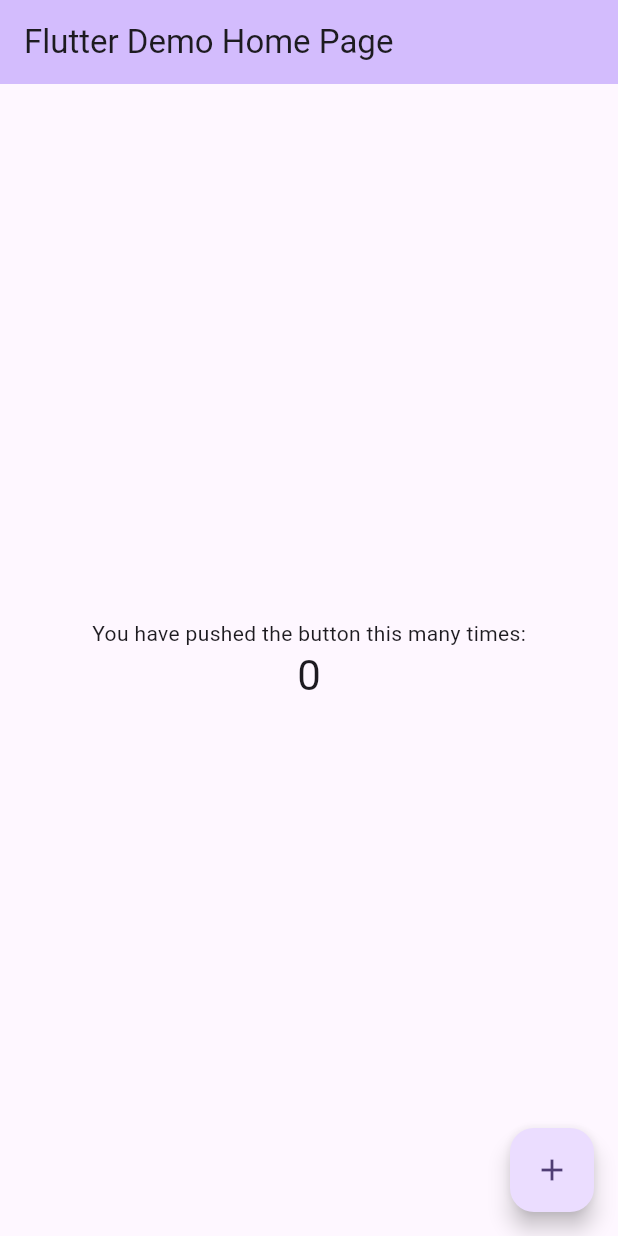
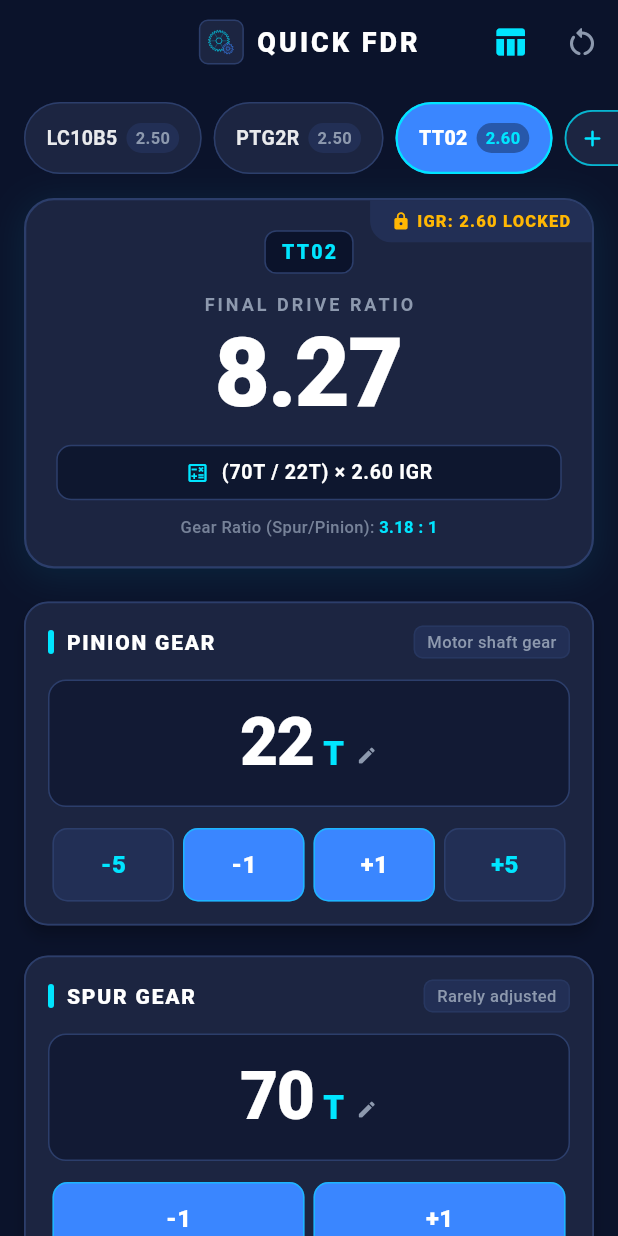
Before and after one commit to athallahannafis/quick-fdr, a Flutter app: the screen it shows after launch, on a phone screen of 412 x 824 dp. Run offline on Flutter 3.47's test engine with Material 3 defaults, Android fonts, the phone set to English and light mode, and no system bars; our stand-ins replace shared_preferences.

Commit message:
feat: assemble CalculatorScreen and QuickFdrApp with splash and state lifecycle

```diff
--- a/lib/main.dart
+++ b/lib/main.dart
@@ -1,122 +1,63 @@
 import 'package:flutter/material.dart';
+import 'package:flutter/services.dart';
+import 'screens/calculator_screen.dart';
+import 'screens/splash_screen.dart';
+import 'theme/rc_theme.dart';
 
 void main() {
-  runApp(const MyApp());
+  WidgetsFlutterBinding.ensureInitialized();
+
+  // Set system UI navigation bar and status bar to blend into deep navy theme
+  SystemChrome.setSystemUIOverlayStyle(
+    const SystemUiOverlayStyle(
+      statusBarColor: Colors.transparent,
+      statusBarIconBrightness: Brightness.light,
+      systemNavigationBarColor: RcTheme.backgroundNavy,
+      systemNavigationBarIconBrightness: Brightness.light,
+    ),
+  );
+
+  runApp(const QuickFdrApp());
 }
 
-class MyApp extends StatelessWidget {
-  const MyApp({super.key});
+class QuickFdrApp extends StatelessWidget {
+  const QuickFdrApp({super.key});
 
-  // This widget is the root of your application.
   @override
   Widget build(BuildContext context) {
     return MaterialApp(
-      title: 'Flutter Demo',
-      theme: ThemeData(
-        // This is the theme of your application.
-        //
-        // TRY THIS: Try running your application with "flutter run". You'll see
-        // the application has a purple toolbar. Then, without quitting the app,
-        // try changing the seedColor in the colorScheme below to Colors.green
-        // and then invoke "hot reload" (save your changes or press the "hot
-        // reload" button in a Flutter-supported IDE, or press "r" if you used
-        // the command line to start the app).
-        //
-        // Notice that the counter didn't reset back to zero; the application
-        // state is not lost during the reload. To reset the state, use hot
-        // restart instead.
-        //
-        // This works for code too, not just values: Most code changes can be
-        // tested with just a hot reload.
-        colorScheme: .fromSeed(seedColor: Colors.deepPurple),
-      ),
-      home: const MyHomePage(title: 'Flutter Demo Home Page'),
+      title: 'Quick FDR',
+      debugShowCheckedModeBanner: false,
+      theme: RcTheme.themeData,
+      home: const _AppNavigator(),
     );
   }
 }
 
-class MyHomePage extends StatefulWidget {
-  const MyHomePage({super.key, required this.title});
-
-  // This widget is the home page of your application. It is stateful, meaning
-  // that it has a State object (defined below) that contains fields that affect
-  // how it looks.
-
-  // This class is the configuration for the state. It holds the values (in this
-  // case the title) provided by the parent (in this case the App widget) and
-  // used by the build method of the State. Fields in a Widget subclass are
-  // always marked "final".
-
-  final String title;
+class _AppNavigator extends StatefulWidget {
+  const _AppNavigator();
 
   @override
-  State<MyHomePage> createState() => _MyHomePageState();
+  State<_AppNavigator> createState() => _AppNavigatorState();
 }
 
-class _MyHomePageState extends State<MyHomePage> {
-  int _counter = 0;
-
-  void _incrementCounter() {
-    setState(() {
-      // This call to setState tells the Flutter framework that something has
-      // changed in this State, which causes it to rerun the build method below
-      // so that the display can reflect the updated values. If we changed
-      // _counter without calling setState(), then the build method would not be
-      // called again, and so nothing would appear to happen.
-      _counter++;
-    });
-  }
+class _AppNavigatorState extends State<_AppNavigator> {
+  bool _showSplash = true;
 
   @override
   Widget build(BuildContext context) {
-    // This method is rerun every time setState is called, for instance as done
-    // by the _incrementCounter method above.
-    //
-    // The Flutter framework has been optimized to make rerunning build methods
-    // fast, so that you can just rebuild anything that needs updating rather
-    // than having to individually change instances of widgets.
-    return Scaffold(
-      appBar: AppBar(
-        // TRY THIS: Try changing the color here to a specific color (to
-        // Colors.amber, perhaps?) and trigger a hot reload to see the AppBar
-        // change color while the other colors stay the same.
-        backgroundColor: Theme.of(context).colorScheme.inversePrimary,
-        // Here we take the value from the MyHomePage object that was created by
-        // the App.build method, and use it to set our appbar title.
-        title: Text(widget.title),
-      ),
-      body: Center(
-        // Center is a layout widget. It takes a single child and positions it
-        // in the middle of the parent.
-        child: Column(
-          // Column is also a layout widget. It takes a list of children and
-          // arranges them vertically. By default, it sizes itself to fit its
-          // children horizontally, and tries to be as tall as its parent.
-          //
-          // Column has various properties to control how it sizes itself and
-          // how it positions its children. Here we use mainAxisAlignment to
-          // center the children vertically; the main axis here is the vertical
-          // axis because Columns are vertical (the cross axis would be
-          // horizontal).
-          //
-          // TRY THIS: Invoke "debug painting" (choose the "Toggle Debug Paint"
-          // action in the IDE, or press "p" in the console), to see the
-          // wireframe for each widget.
-          mainAxisAlignment: .center,
-          children: [
-            const Text('You have pushed the button this many times:'),
-            Text(
-              '$_counter',
-              style: Theme.of(context).textTheme.headlineMedium,
-            ),
-          ],
-        ),
-      ),
-      floatingActionButton: FloatingActionButton(
-        onPressed: _incrementCounter,
-        tooltip: 'Increment',
-        child: const Icon(Icons.add),
-      ),
-    );
+    if (_showSplash) {
+      return SplashScreen(
+        duration: const Duration(milliseconds: 1600),
+        onTimeout: () {
+          if (mounted) {
+            setState(() {
+              _showSplash = false;
+            });
+          }
+        },
+      );
+    }
+    return const CalculatorScreen();
   }
 }
--- /dev/null
+++ b/lib/screens/calculator_screen.dart
@@ -0,0 +1,288 @@
+import 'package:flutter/material.dart';
+import '../models/car_preset.dart';
+import '../services/preset_storage.dart';
+import '../theme/rc_theme.dart';
+import '../utils/fdr_calculator.dart';
+import '../widgets/add_preset_dialog.dart';
+import '../widgets/fdr_telemetry_card.dart';
+import '../widgets/gear_stepper.dart';
+import '../widgets/kit_selector_chips.dart';
+import '../widgets/pinion_matrix_sheet.dart';
+import '../widgets/rc_gear_logo.dart';
+
+/// Main interactive screen for Quick FDR calculator.
+class CalculatorScreen extends StatefulWidget {
+  final PresetStorage? storage;
+
+  const CalculatorScreen({
+    super.key,
+    this.storage,
+  });
+
+  @override
+  State<CalculatorScreen> createState() => _CalculatorScreenState();
+}
+
+class _CalculatorScreenState extends State<CalculatorScreen> {
+  late final PresetStorage _storage;
+
+  List<CarPreset> _presets = [];
+  CarPreset? _selectedPreset;
+  int _currentSpur = 70;
+  int _currentPinion = 22;
+  bool _isLoading = true;
+
+  @override
+  void initState() {
+    super.initState();
+    _storage = widget.storage ?? PresetStorage();
+    _initPresets();
+  }
+
+  Future<void> _initPresets() async {
+    final allPresets = await _storage.loadAllPresets();
+    final lastKitId = await _storage.getLastSelectedKitId();
+
+    CarPreset activeKit;
+    if (lastKitId != null && allPresets.any((p) => p.id == lastKitId)) {
+      activeKit = allPresets.firstWhere((p) => p.id == lastKitId);
+    } else {
+      // Default to TT02 if present, otherwise first available
+      activeKit = allPresets.firstWhere(
+        (p) => p.id == 'tt02',
+        orElse: () => allPresets.first,
+      );
+    }
+
+    if (mounted) {
+      setState(() {
+        _presets = allPresets;
+        _selectedPreset = activeKit;
+        _currentSpur = activeKit.defaultSpur;
+        _currentPinion = activeKit.defaultPinion;
+        _isLoading = false;
+      });
+    }
+  }
+
+  void _onSelectPreset(CarPreset preset) {
+    setState(() {
+      _selectedPreset = preset;
+      _currentSpur = preset.defaultSpur;
+      _currentPinion = preset.defaultPinion;
+    });
+    _storage.saveLastSelectedKitId(preset.id);
+  }
+
+  Future<void> _onAddPreset() async {
+    showDialog(
+      context: context,
+      builder: (ctx) => AddPresetDialog(
+        onSave: (newPreset) async {
+          await _storage.saveCustomPreset(newPreset);
+          final updated = await _storage.loadAllPresets();
+          setState(() {
+            _presets = updated;
+            _selectedPreset = newPreset;
+            _currentSpur = newPreset.defaultSpur;
+            _currentPinion = newPreset.defaultPinion;
+          });
+          _storage.saveLastSelectedKitId(newPreset.id);
+        },
+      ),
+    );
+  }
+
+  Future<void> _onDeletePreset(String id) async {
+    await _storage.deletePreset(id);
+    final updated = await _storage.loadAllPresets();
+    setState(() {
+      _presets = updated;
+      if (_selectedPreset?.id == id) {
+        _selectedPreset = updated.first;
+        _currentSpur = updated.first.defaultSpur;
+        _currentPinion = updated.first.defaultPinion;
+      }
+    });
+  }
+
+  void _resetToStock() {
+    if (_selectedPreset != null) {
+      setState(() {
+        _currentSpur = _selectedPreset!.defaultSpur;
+        _currentPinion = _selectedPreset!.defaultPinion;
+      });
+      ScaffoldMessenger.of(context).showSnackBar(
+        SnackBar(
+          content: Text(
+            'Reset to ${_selectedPreset!.name} stock: ${_selectedPreset!.defaultSpur}T Spur, ${_selectedPreset!.defaultPinion}T Pinion',
+            style: const TextStyle(color: RcTheme.textWhite),
+          ),
+          backgroundColor: RcTheme.elevatedNavy,
+          duration: const Duration(seconds: 1),
+        ),
+      );
+    }
+  }
+
+  void _showPinionMatrix() {
+    if (_selectedPreset == null) return;
+    showModalBottomSheet(
+      context: context,
+      isScrollControlled: true,
+      backgroundColor: Colors.transparent,
+      builder: (ctx) => PinionMatrixSheet(
+        kitName: _selectedPreset!.name,
+        igr: _selectedPreset!.igr,
+        currentSpur: _currentSpur,
+        currentPinion: _currentPinion,
+        onSelectPinion: (newPinion) {
+          setState(() {
+            _currentPinion = newPinion;
+          });
+        },
+      ),
+    );
+  }
+
+  @override
+  Widget build(BuildContext context) {
+    if (_isLoading || _selectedPreset == null) {
+      return const Scaffold(
+        backgroundColor: RcTheme.backgroundNavy,
+        body: Center(
+          child: CircularProgressIndicator(color: RcTheme.accentCyan),
+        ),
+      );
+    }
+
+    final activeKit = _selectedPreset!;
+    final fdr = FdrCalculator.calculateFdr(
+      spur: _currentSpur,
+      pinion: _currentPinion,
+      igr: activeKit.igr,
+    );
+    final fdrFormatted = FdrCalculator.formatFdr(fdr);
+    final gearRatio = FdrCalculator.calculateGearRatio(
+      spur: _currentSpur,
+      pinion: _currentPinion,
+    );
+
+    return Scaffold(
+      backgroundColor: RcTheme.backgroundNavy,
+      appBar: AppBar(
+        title: Row(
+          mainAxisSize: MainAxisSize.min,
+          children: [
+            Container(
+              padding: const EdgeInsets.all(4),
+              decoration: BoxDecoration(
+                color: RcTheme.surfaceNavy,
+                borderRadius: BorderRadius.circular(6),
+                border: Border.all(color: RcTheme.borderNavy),
+              ),
+              child: const RcGearLogo(size: 20),
+            ),
+            const SizedBox(width: 8),
+            const Text(
+              'QUICK FDR',
+              style: TextStyle(
+                color: RcTheme.textWhite,
+                fontSize: 18,
+                fontWeight: FontWeight.w900,
+                letterSpacing: 2.0,
+              ),
+            ),
+          ],
+        ),
+        actions: [
+          IconButton(
+            icon: const Icon(Icons.table_chart_rounded, color: RcTheme.accentCyan),
+            tooltip: 'Pinion Matrix',
+            onPressed: _showPinionMatrix,
+          ),
+          IconButton(
+            icon: const Icon(Icons.restart_alt_rounded, color: RcTheme.textMuted),
+            tooltip: 'Reset to Kit Stock',
+            onPressed: _resetToStock,
+          ),
+        ],
+      ),
+      body: SafeArea(
+        child: SingleChildScrollView(
+          padding: const EdgeInsets.only(bottom: 24),
+          child: Column(
+            crossAxisAlignment: CrossAxisAlignment.stretch,
+            children: [
+              const SizedBox(height: 12),
+
+              // Kit Presets Selector Row
+              KitSelectorChips(
+                presets: _presets,
+                selectedPreset: activeKit,
+                onSelectPreset: _onSelectPreset,
+                onAddPreset: _onAddPreset,
+                onDeletePreset: _onDeletePreset,
+              ),
+              const SizedBox(height: 16),
+
+              // Main FDR Telemetry Card
+              Padding(
+                padding: const EdgeInsets.symmetric(horizontal: 16),
+                child: FdrTelemetryCard(
+                  kitName: activeKit.name,
+                  igr: activeKit.igr,
+                  spur: _currentSpur,
+                  pinion: _currentPinion,
+                  fdr: fdr,
+                  fdrFormatted: fdrFormatted,
+                  gearRatio: gearRatio,
+                ),
+              ),
+              const SizedBox(height: 16),
+
+              // Gear Tuning Controls Section
+              Padding(
+                padding: const EdgeInsets.symmetric(horizontal: 16),
+                child: Column(
+                  children: [
+                    // Pinion Stepper (with +/- 1 and +/- 5 buttons)
+                    GearStepper(
+                      label: 'PINION GEAR',
+                      subtitle: 'Motor shaft gear',
+                      value: _currentPinion,
+                      minValue: 8,
+                      maxValue: 80,
+                      stepIntervals: const [1, 5],
+                      onChanged: (val) {
+                        setState(() {
+                          _currentPinion = val;
+                        });
+                      },
+                    ),
+                    const SizedBox(height: 8),
+
+                    // Spur Stepper (with +/- 1 buttons, note rarely adjusted)
+                    GearStepper(
+                      label: 'SPUR GEAR',
+                      subtitle: 'Rarely adjusted',
+                      value: _currentSpur,
+                      minValue: 40,
+                      maxValue: 140,
+                      stepIntervals: const [1],
+                      onChanged: (val) {
+                        setState(() {
+                          _currentSpur = val;
+                        });
+                      },
+                    ),
+                  ],
+                ),
+              ),
+            ],
+          ),
+        ),
+      ),
+    );
+  }
+}
```
Also changed, not shown: 3 other files.
